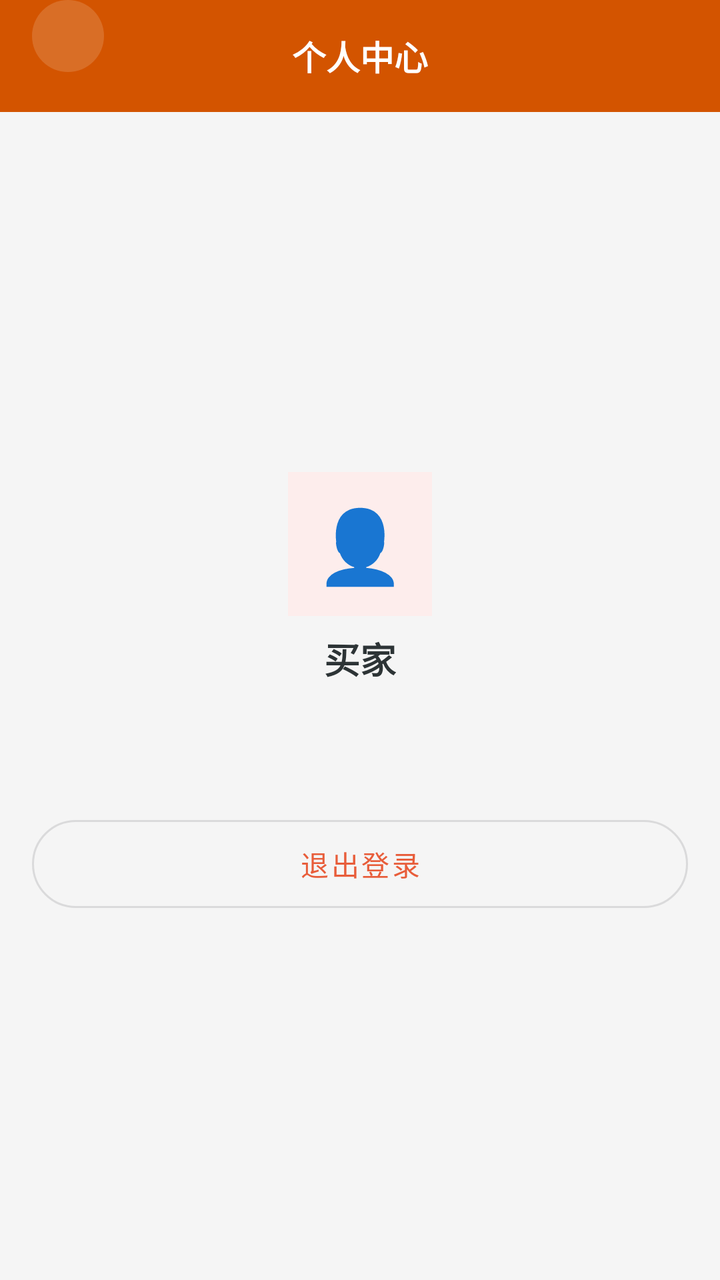
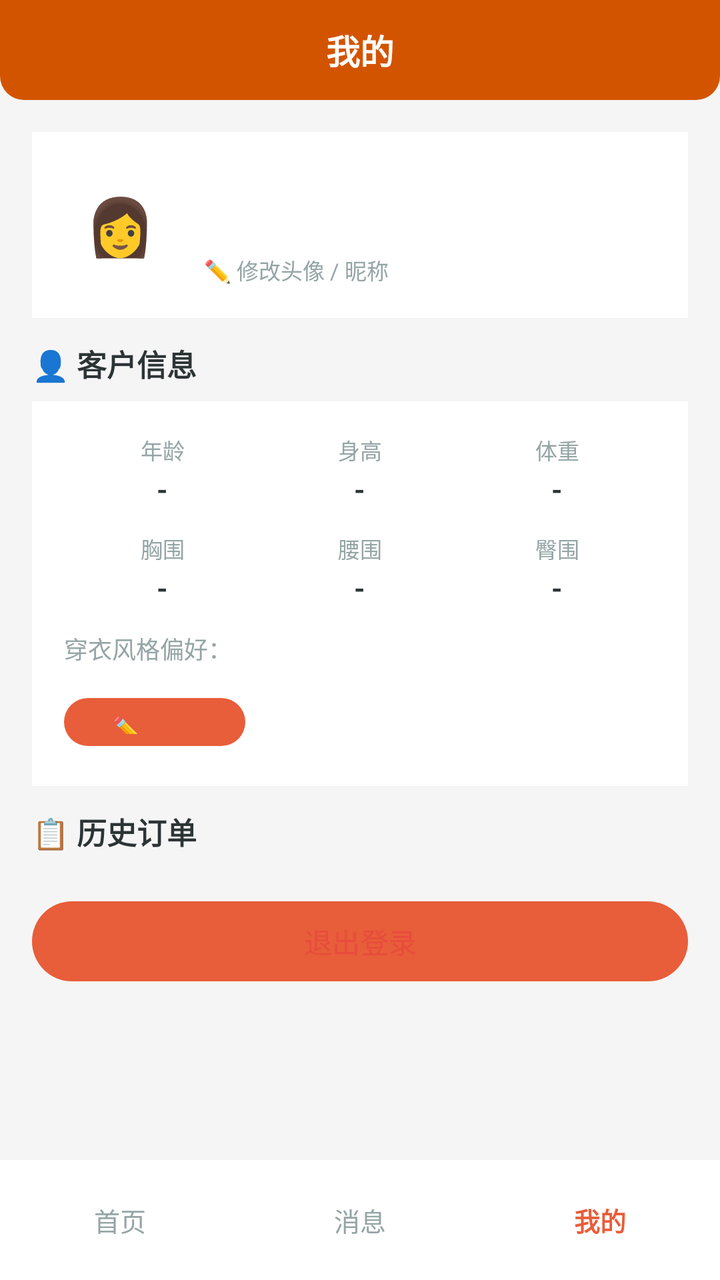

Two renders of the same Android screen: before a commit and after it. Below are the layout's source before the change and the commit's diff.
<!-- AndroidManifest.xml: application theme Theme.ClothingSI -->
<!-- res/layout/activity_buyer_profile.xml -->
<?xml version="1.0" encoding="utf-8"?>
<LinearLayout xmlns:android="http://schemas.android.com/apk/res/android"
    xmlns:app="http://schemas.android.com/apk/res-auto"
    android:layout_width="match_parent" android:layout_height="match_parent"
    android:orientation="vertical" android:background="#F5F5F5">
    <RelativeLayout android:layout_width="match_parent" android:layout_height="56dp"
        android:background="#D35400" android:paddingHorizontal="16dp">
        <TextView android:id="@+id/btn_back" android:layout_width="36dp" android:layout_height="36dp"
            android:text="‹" android:textSize="20dp" android:textColor="#FFFFFF"
            android:gravity="center" android:background="@drawable/circle_bg" android:alpha="0.15" />
        <TextView android:layout_width="wrap_content" android:layout_height="wrap_content"
            android:text="个人中心" android:textSize="17dp" android:textStyle="bold"
            android:textColor="#FFFFFF" android:layout_centerInParent="true" />
    </RelativeLayout>
    <LinearLayout android:layout_width="match_parent" android:layout_height="match_parent"
        android:orientation="vertical" android:padding="16dp" android:gravity="center">
        <TextView android:layout_width="72dp" android:layout_height="72dp" android:text="👤"
            android:gravity="center" android:textSize="36dp" android:background="#FDEDEC" />
        <TextView android:id="@+id/tv_buyer_name" android:layout_width="wrap_content" android:layout_height="wrap_content"
            android:text="买家" android:textSize="18dp" android:textStyle="bold"
            android:textColor="#2D3436" android:layout_marginTop="8dp" />
        <TextView android:id="@+id/tv_buyer_phone" android:layout_width="wrap_content" android:layout_height="wrap_content"
            android:textSize="13dp" android:textColor="#95A5A6" android:layout_marginTop="4dp" />
        <com.google.android.material.button.MaterialButton android:id="@+id/btn_logout"
            android:layout_width="match_parent" android:layout_height="56dp"
            android:text="退出登录" app:cornerRadius="28dp"
            android:layout_marginTop="40dp" style="@style/Widget.MaterialComponents.Button.OutlinedButton" />
    </LinearLayout>
</LinearLayout>
<!-- resources referenced by this layout -->
<resources>
  <!-- drawable circle_bg (drawable) -->
  <?xml version="1.0" encoding="utf-8"?>
  <shape xmlns:android="http://schemas.android.com/apk/res/android" android:shape="oval">
      <solid android:color="#FFFFFF" />
  </shape>
  <style name="Theme.ClothingSI" parent="Theme.Material3.Light.NoActionBar">
          <item name="colorPrimary">@color/primary</item>
          <item name="colorPrimaryDark">@color/primary_dark</item>
          <item name="colorAccent">@color/accent</item>
          <item name="android:statusBarColor">@color/primary_dark</item>
          <item name="android:navigationBarColor">@color/white</item>
      </style>
  <color name="primary">#E85D3A</color>
  <color name="primary_dark">#D35400</color>
  <color name="accent">#F4A460</color>
  <color name="white">#FFFFFF</color>
</resources>

<!-- the commit's change to res/layout/activity_buyer_profile.xml (unified diff, before → after) -->
@@ -3,27 +3,141 @@
     xmlns:app="http://schemas.android.com/apk/res-auto"
     android:layout_width="match_parent" android:layout_height="match_parent"
     android:orientation="vertical" android:background="#F5F5F5">
-    <RelativeLayout android:layout_width="match_parent" android:layout_height="56dp"
-        android:background="#D35400" android:paddingHorizontal="16dp">
-        <TextView android:id="@+id/btn_back" android:layout_width="36dp" android:layout_height="36dp"
-            android:text="‹" android:textSize="20dp" android:textColor="#FFFFFF"
-            android:gravity="center" android:background="@drawable/circle_bg" android:alpha="0.15" />
+
+    
+    <RelativeLayout android:layout_width="match_parent" android:layout_height="50dp"
+        android:background="@drawable/header_bar_bg" android:paddingHorizontal="16dp">
         <TextView android:layout_width="wrap_content" android:layout_height="wrap_content"
-            android:text="个人中心" android:textSize="17dp" android:textStyle="bold"
+            android:text="我的" android:textSize="17dp" android:textStyle="bold"
             android:textColor="#FFFFFF" android:layout_centerInParent="true" />
     </RelativeLayout>
-    <LinearLayout android:layout_width="match_parent" android:layout_height="match_parent"
-        android:orientation="vertical" android:padding="16dp" android:gravity="center">
-        <TextView android:layout_width="72dp" android:layout_height="72dp" android:text="👤"
-            android:gravity="center" android:textSize="36dp" android:background="#FDEDEC" />
-        <TextView android:id="@+id/tv_buyer_name" android:layout_width="wrap_content" android:layout_height="wrap_content"
-            android:text="买家" android:textSize="18dp" android:textStyle="bold"
-            android:textColor="#2D3436" android:layout_marginTop="8dp" />
-        <TextView android:id="@+id/tv_buyer_phone" android:layout_width="wrap_content" android:layout_height="wrap_content"
-            android:textSize="13dp" android:textColor="#95A5A6" android:layout_marginTop="4dp" />
-        <com.google.android.material.button.MaterialButton android:id="@+id/btn_logout"
-            android:layout_width="match_parent" android:layout_height="56dp"
-            android:text="退出登录" app:cornerRadius="28dp"
-            android:layout_marginTop="40dp" style="@style/Widget.MaterialComponents.Button.OutlinedButton" />
+
+    
+    <ScrollView android:layout_width="match_parent" android:layout_height="0dp" android:layout_weight="1">
+        <LinearLayout android:layout_width="match_parent" android:layout_height="wrap_content"
+            android:orientation="vertical" android:padding="16dp">
+
+            
+            <LinearLayout android:layout_width="match_parent" android:layout_height="wrap_content"
+                android:orientation="horizontal" android:gravity="center_vertical"
+                android:background="#FFFFFF" android:padding="16dp"
+                android:layout_marginBottom="12dp">
+                <TextView android:id="@+id/tv_avatar"
+                    android:layout_width="56dp" android:layout_height="56dp"
+                    android:text="👩" android:gravity="center" android:textSize="28dp" />
+                <LinearLayout android:layout_width="0dp" android:layout_height="wrap_content"
+                    android:layout_weight="1" android:orientation="vertical" android:layout_marginStart="14dp">
+                    <TextView android:id="@+id/tv_buyer_name"
+                        android:layout_width="wrap_content" android:layout_height="wrap_content"
+                        android:textSize="18dp" android:textStyle="bold" android:textColor="#2D3436" />
+                    <TextView android:id="@+id/tv_buyer_phone"
+                        android:layout_width="wrap_content" android:layout_height="wrap_content"
+                        android:textSize="12dp" android:textColor="#95A5A6" android:layout_marginTop="2dp" />
+                    <TextView android:layout_width="wrap_content" android:layout_height="wrap_content"
+                        android:text="✏️ 修改头像 / 昵称" android:textSize="11dp"
+                        android:textColor="#95A5A6" android:layout_marginTop="2dp" />
+                </LinearLayout>
+            </LinearLayout>
+
+            
+            <TextView android:layout_width="wrap_content" android:layout_height="wrap_content"
+                android:text="👤 客户信息" android:textSize="15dp" android:textStyle="bold"
+                android:textColor="#2D3436" android:layout_marginBottom="8dp" />
+
+            
+            <LinearLayout android:layout_width="match_parent" android:layout_height="wrap_content"
+                android:orientation="vertical" android:background="#FFFFFF" android:padding="16dp"
+                android:layout_marginBottom="12dp">
+                
+                <LinearLayout android:layout_width="match_parent" android:layout_height="wrap_content"
+                    android:orientation="horizontal" android:weightSum="3">
+                    <LinearLayout android:layout_width="0dp" android:layout_height="wrap_content"
+                        android:layout_weight="1" android:orientation="vertical" android:gravity="center">
+                        <TextView android:layout_width="wrap_content" android:layout_height="wrap_content" android:text="年龄" android:textSize="11dp" android:textColor="#95A5A6" />
+                        <TextView android:id="@+id/tv_age" android:layout_width="wrap_content" android:layout_height="wrap_content" android:text="-" android:textSize="14dp"
+                            android:textStyle="bold" android:textColor="#2D3436" android:layout_marginTop="2dp" />
+                    </LinearLayout>
+                    <LinearLayout android:layout_width="0dp" android:layout_height="wrap_content"
+                        android:layout_weight="1" android:orientation="vertical" android:gravity="center">
+                        <TextView android:layout_width="wrap_content" android:layout_height="wrap_content" android:text="身高" android:textSize="11dp" android:textColor="#95A5A6" />
+                        <TextView android:id="@+id/tv_height" android:layout_width="wrap_content" android:layout_height="wrap_content" android:text="-" android:textSize="14dp"
+                            android:textStyle="bold" android:textColor="#2D3436" android:layout_marginTop="2dp" />
+                    </LinearLayout>
+                    <LinearLayout android:layout_width="0dp" android:layout_height="wrap_content"
+                        android:layout_weight="1" android:orientation="vertical" android:gravity="center">
+                        <TextView android:layout_width="wrap_content" android:layout_height="wrap_content" android:text="体重" android:textSize="11dp" android:textColor="#95A5A6" />
+                        <TextView android:id="@+id/tv_weight" android:layout_width="wrap_content" android:layout_height="wrap_content" android:text="-" android:textSize="14dp"
+                            android:textStyle="bold" android:textColor="#2D3436" android:layout_marginTop="2dp" />
+                    </LinearLayout>
+                </LinearLayout>
+                
+                <LinearLayout android:layout_width="match_parent" android:layout_height="wrap_content"
+                    android:orientation="horizontal" android:weightSum="3" android:layout_marginTop="12dp">
+                    <LinearLayout android:layout_width="0dp" android:layout_height="wrap_content"
+                        android:layout_weight="1" android:orientation="vertical" android:gravity="center">
+                        <TextView android:layout_width="wrap_content" android:layout_height="wrap_content" android:text="胸围" android:textSize="11dp" android:textColor="#95A5A6" />
+                        <TextView android:id="@+id/tv_bust" android:layout_width="wrap_content" android:layout_height="wrap_content" android:text="-" android:textSize="14dp"
+                            android:textStyle="bold" android:textColor="#2D3436" android:layout_marginTop="2dp" />
+                    </LinearLayout>
+                    <LinearLayout android:layout_width="0dp" android:layout_height="wrap_content"
+                        android:layout_weight="1" android:orientation="vertical" android:gravity="center">
+                        <TextView android:layout_width="wrap_content" android:layout_height="wrap_content" android:text="腰围" android:textSize="11dp" android:textColor="#95A5A6" />
+                        <TextView android:id="@+id/tv_waist" android:layout_width="wrap_content" android:layout_height="wrap_content" android:text="-" android:textSize="14dp"
+                            android:textStyle="bold" android:textColor="#2D3436" android:layout_marginTop="2dp" />
+                    </LinearLayout>
+                    <LinearLayout android:layout_width="0dp" android:layout_height="wrap_content"
+                        android:layout_weight="1" android:orientation="vertical" android:gravity="center">
+                        <TextView android:layout_width="wrap_content" android:layout_height="wrap_content" android:text="臀围" android:textSize="11dp" android:textColor="#95A5A6" />
+                        <TextView android:id="@+id/tv_hip" android:layout_width="wrap_content" android:layout_height="wrap_content" android:text="-" android:textSize="14dp"
+                            android:textStyle="bold" android:textColor="#2D3436" android:layout_marginTop="2dp" />
+                    </LinearLayout>
+                </LinearLayout>
+                
+                <TextView android:layout_width="wrap_content" android:layout_height="wrap_content"
+                    android:textSize="12dp" android:textColor="#95A5A6" android:layout_marginTop="12dp"
+                    android:text="穿衣风格偏好：" />
+                <LinearLayout android:id="@+id/layout_styles"
+                    android:layout_width="match_parent" android:layout_height="wrap_content"
+                    android:orientation="horizontal" android:layout_marginTop="4dp" />
+                <Button android:id="@+id/btn_edit_info"
+                    android:layout_width="wrap_content" android:layout_height="32dp"
+                    android:text="✏️ 编辑" android:textSize="12dp"
+                    android:layout_marginTop="8dp" android:background="@null"
+                    android:textColor="#E85D3A" />
+            </LinearLayout>
+
+            
+            <TextView android:layout_width="wrap_content" android:layout_height="wrap_content"
+                android:text="📋 历史订单" android:textSize="15dp" android:textStyle="bold"
+                android:textColor="#2D3436" android:layout_marginBottom="8dp" />
+            
+            <LinearLayout android:id="@+id/layout_orders"
+                android:layout_width="match_parent" android:layout_height="wrap_content"
+                android:orientation="vertical" android:background="#FFFFFF"
+                android:padding="0dp" android:layout_marginBottom="12dp" />
+
+            
+            <Button android:id="@+id/btn_logout"
+                android:layout_width="match_parent" android:layout_height="48dp"
+                android:text="退出登录" android:background="@null"
+                android:textColor="#E74C3C" android:textSize="14dp" />
+        </LinearLayout>
+    </ScrollView>
+
+    
+    <LinearLayout android:layout_width="match_parent" android:layout_height="wrap_content"
+        android:orientation="horizontal" android:gravity="center"
+        android:paddingVertical="10dp" android:background="#FFFFFF" android:weightSum="3">
+        <TextView android:id="@+id/bottom_home" android:layout_width="0dp" android:layout_height="40dp"
+            android:layout_weight="1" android:gravity="center" android:text="首页"
+            android:textColor="#95A5A6" android:textSize="13dp"
+            android:clickable="true" android:focusable="true" />
+        <TextView android:id="@+id/bottom_messages" android:layout_width="0dp" android:layout_height="40dp"
+            android:layout_weight="1" android:gravity="center" android:text="消息"
+            android:textColor="#95A5A6" android:textSize="13dp"
+            android:clickable="true" android:focusable="true" />
+        <TextView android:layout_width="0dp" android:layout_height="40dp" android:layout_weight="1"
+            android:gravity="center" android:text="我的" android:textColor="#E85D3A"
+            android:textStyle="bold" android:textSize="13dp" />
     </LinearLayout>
 </LinearLayout>
<!-- resource entries referenced after the edit -->
@@ -1,9 +1,10 @@
 <!-- resources referenced by this layout -->
 <resources>
-  <!-- drawable circle_bg (drawable) -->
+  <!-- drawable header_bar_bg (drawable) -->
   <?xml version="1.0" encoding="utf-8"?>
-  <shape xmlns:android="http://schemas.android.com/apk/res/android" android:shape="oval">
-      <solid android:color="#FFFFFF" />
+  <shape xmlns:android="http://schemas.android.com/apk/res/android" android:shape="rectangle">
+      <solid android:color="#D35400" />
+      <corners android:bottomLeftRadius="12dp" android:bottomRightRadius="12dp" />
   </shape>
   <style name="Theme.ClothingSI" parent="Theme.Material3.Light.NoActionBar">
           <item name="colorPrimary">@color/primary</item>
